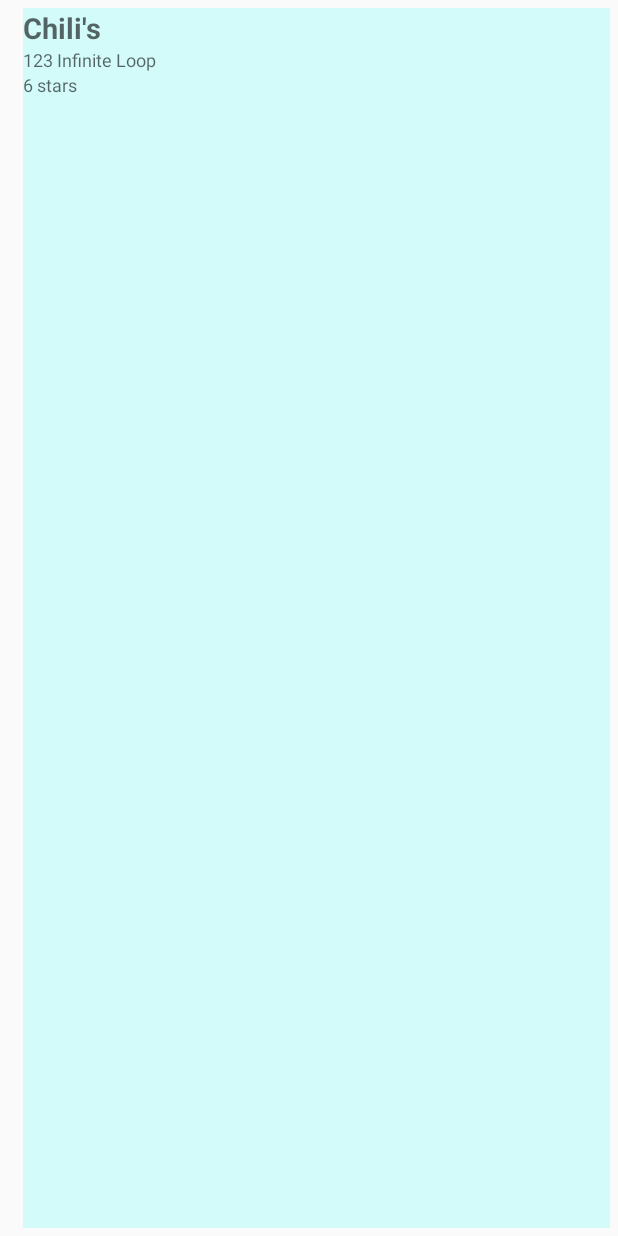
After one commit to shiggins8/TechFlixAndChill29, an Android app: the layout item_theater.xml on its own in the app's theme, with its tools: preview values and no code run, on a phone screen of 412 x 824 dp. The commit adds this screen. Run offline under Robolectric (Android 15) with nearby library versions, the phone set to English and light mode, and no system bars.

Commit message:
Merge branch 'master' of https://github.com/shiggins8/TechFlixAndChill29
# Conflicts:
#	app/src/test/java/edu/gatech/snickers/techflixandchill/MainActivityTest.java

Also, major update to add Factual API to find theaters based on phone location

```diff
--- /dev/null
+++ b/app/src/main/res/layout/item_theater.xml
@@ -0,0 +1,45 @@
+<?xml version="1.0" encoding="utf-8"?>
+<RelativeLayout xmlns:android="http://schemas.android.com/apk/res/android"
+    android:layout_width="match_parent"
+    android:layout_height="match_parent"
+    android:padding="5dp" >
+
+    <RelativeLayout
+        android:layout_width="match_parent"
+        android:layout_centerVertical="true"
+        android:gravity="center_vertical"
+        android:layout_marginLeft="10dp"
+        android:layout_height="match_parent"
+        android:background="#d2fbfa">
+
+        <TextView
+            android:id="@+id/tvName"
+            android:layout_width="wrap_content"
+            android:layout_height="wrap_content"
+            android:layout_alignParentTop="true"
+            android:textStyle="bold"
+            android:hint="Chili's"
+            android:textColor="#000"
+            android:textSize="19sp" />
+
+        <TextView
+            android:id="@+id/tvAddress"
+            android:layout_width="wrap_content"
+            android:layout_height="wrap_content"
+            android:layout_below="@+id/tvName"
+            android:hint="123 Infinite Loop"
+            android:textColor="#000"
+            android:textSize="12sp" />
+
+        <TextView
+            android:layout_width="match_parent"
+            android:layout_height="match_parent"
+            android:id="@+id/tvRating"
+            android:layout_below="@id/tvAddress"
+            android:textColor="#000"
+            android:hint="6 stars"
+            android:textSize="12sp"/>
+
+    </RelativeLayout>
+
+</RelativeLayout>
```
Also changed, not shown: app/build.gradle (+7 -1 lines), app/src/main/AndroidManifest.xml (+6 -3 lines), app/src/main/java/edu/gatech/snickers/techflixandchill/DisplayTheaters.java (added, +93 -0 lines), app/src/main/java/edu/gatech/snickers/techflixandchill/NewMoviesInTheatersActivity.java (+13 -1 lines), app/src/main/java/edu/gatech/snickers/techflixandchill/Theater.java (added, +56 -0 lines), app/src/main/java/edu/gatech/snickers/techflixandchill/TheaterAdapter.java (added, +47 -0 lines), app/src/main/res/layout/activity_display_theaters.xml (added, +19 -0 lines), app/src/main/res/layout/activity_new_movies_in_theaters.xml (+10 -2 lines).
